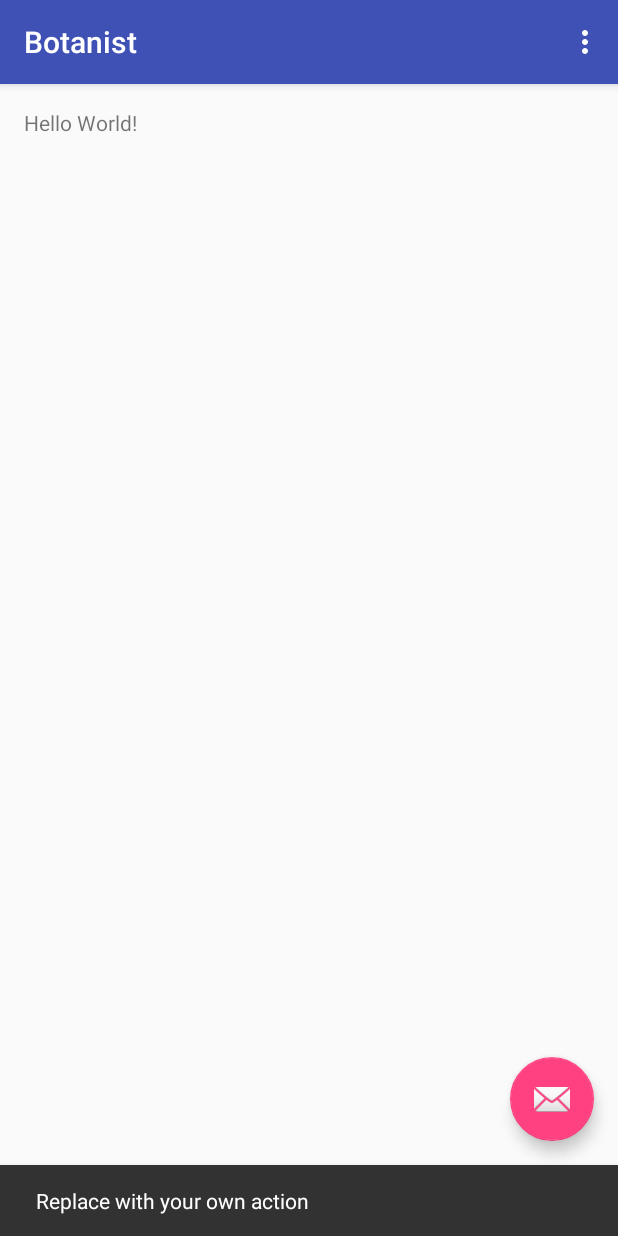
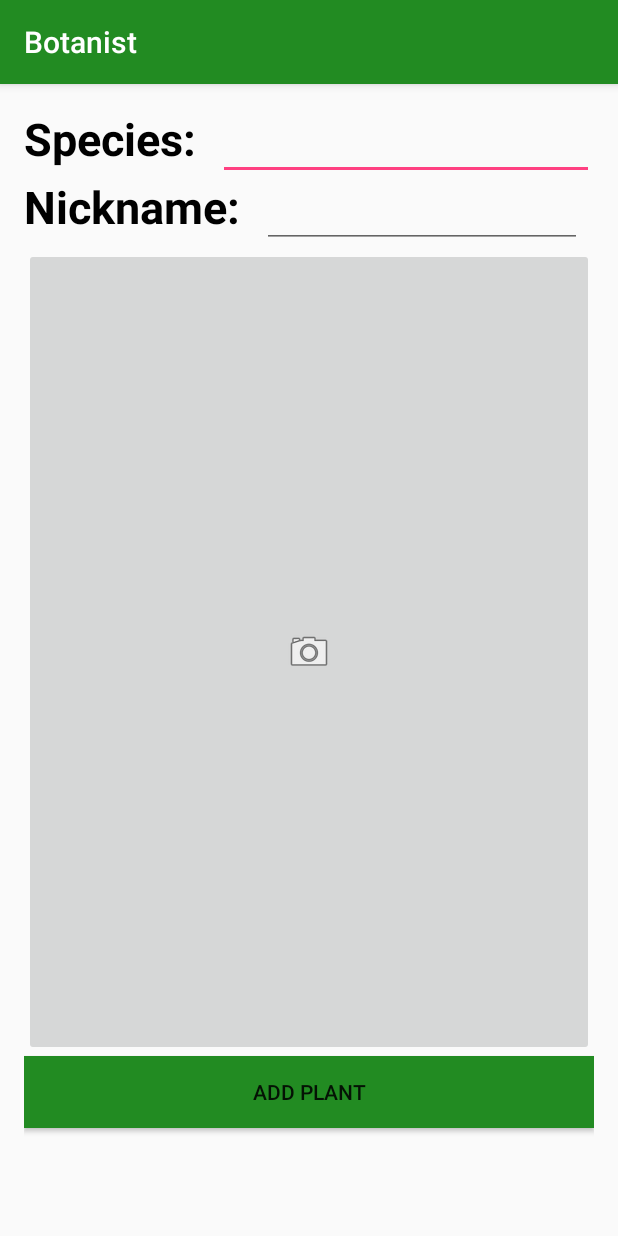
Before and after one commit to iskandergaba/Botanist, an Android app: the screen it shows after launch (MainActivity before the commit, AddPlantActivity after it), after a tap on an icon or button, on a phone screen of 412 x 824 dp. Run offline under Robolectric (Android 15) with nearby library versions, the phone set to English and light mode, and no system bars.

Commit message:
Simple AddPlant page completed. Species and username stored as extras in intent, cameraroll takes picture and stores image path in intent extras.

```diff
--- a/app/src/main/java/com/scientists/happy/botanist/MainActivity.java
+++ b/app/src/main/java/com/scientists/happy/botanist/MainActivity.java
@@ -1,52 +1,71 @@
 package com.scientists.happy.botanist;
-
+import android.content.Intent;
 import android.os.Bundle;
 import android.support.design.widget.FloatingActionButton;
-import android.support.design.widget.Snackbar;
 import android.support.v7.app.AppCompatActivity;
 import android.support.v7.widget.Toolbar;
 import android.view.View;
 import android.view.Menu;
 import android.view.MenuItem;
-
-public class MainActivity extends AppCompatActivity {
-
+public class MainActivity extends AppCompatActivity
+{
+    /**
+     * Launch app
+     * @param savedInstanceState - app state
+     */
     @Override
-    protected void onCreate(Bundle savedInstanceState) {
+    protected void onCreate(Bundle savedInstanceState)
+    {
         super.onCreate(savedInstanceState);
         setContentView(R.layout.activity_main);
         Toolbar toolbar = (Toolbar) findViewById(R.id.toolbar);
         setSupportActionBar(toolbar);
-
         FloatingActionButton fab = (FloatingActionButton) findViewById(R.id.fab);
-        fab.setOnClickListener(new View.OnClickListener() {
+        fab.setOnClickListener(new View.OnClickListener()
+        {
+            /**
+             * Handle action button click
+             * @param view - current view
+             */
             @Override
-            public void onClick(View view) {
-                Snackbar.make(view, "Replace with your own action", Snackbar.LENGTH_LONG)
-                        .setAction("Action", null).show();
+            public void onClick(View view)
+            {
+                Intent i = new Intent(MainActivity.this, AddPlantActivity.class);
+                startActivity(i);
             }
         });
     }
 
+    /**
+     * Handle options menu
+     * @param menu - options menu
+     * @return Returns success code
+     */
     @Override
-    public boolean onCreateOptionsMenu(Menu menu) {
+    public boolean onCreateOptionsMenu(Menu menu)
+    {
         // Inflate the menu; this adds items to the action bar if it is present.
         getMenuInflater().inflate(R.menu.menu_main, menu);
         return true;
     }
 
+    /**
+     * Handle selected option
+     * @param item - selected option
+     * @return Returns success code
+     */
     @Override
-    public boolean onOptionsItemSelected(MenuItem item) {
+    public boolean onOptionsItemSelected(MenuItem item)
+    {
         // Handle action bar item clicks here. The action bar will
         // automatically handle clicks on the Home/Up button, so long
         // as you specify a parent activity in AndroidManifest.xml.
         int id = item.getItemId();
-
         //noinspection SimplifiableIfStatement
-        if (id == R.id.action_settings) {
+        if (id == R.id.action_settings)
+        {
             return true;
         }
-
         return super.onOptionsItemSelected(item);
     }
 }
--- /dev/null
+++ b/app/src/main/res/layout/activity_add_plant.xml
@@ -0,0 +1,86 @@
+<?xml version="1.0" encoding="utf-8"?>
+<RelativeLayout xmlns:android="http://schemas.android.com/apk/res/android"
+    xmlns:app="http://schemas.android.com/apk/res-auto"
+    xmlns:tools="http://schemas.android.com/tools"
+    android:id="@+id/activity_add_plant"
+    android:layout_width="match_parent"
+    android:layout_height="match_parent"
+    android:paddingBottom="@dimen/activity_vertical_margin"
+    android:paddingLeft="@dimen/activity_horizontal_margin"
+    android:paddingRight="@dimen/activity_horizontal_margin"
+    android:paddingTop="@dimen/activity_vertical_margin"
+    tools:context="com.scientists.happy.botanist.AddPlantActivity">
+
+    <LinearLayout
+        android:orientation="vertical"
+        android:layout_width="match_parent"
+        android:layout_height="match_parent"
+        android:weightSum="1"
+        android:layout_alignParentTop="true"
+        android:layout_alignParentLeft="true"
+        android:layout_alignParentStart="true">
+
+        <LinearLayout
+            android:orientation="horizontal"
+            android:layout_width="match_parent"
+            android:layout_height="wrap_content">
+
+            <TextView
+                android:text="Species:  "
+                android:layout_width="wrap_content"
+                android:layout_height="match_parent"
+                android:id="@+id/textView1"
+                android:textSize="30sp"
+                android:textStyle="normal|bold"
+                android:textColor="@android:color/black" />
+
+            <EditText
+                android:layout_width="match_parent"
+                android:layout_height="wrap_content"
+                android:inputType="textPersonName"
+                android:ems="10"
+                android:id="@+id/Species"
+                style="@style/Widget.AppCompat.EditText" />
+        </LinearLayout>
+
+        <LinearLayout
+            android:orientation="horizontal"
+            android:layout_width="match_parent"
+            android:layout_height="wrap_content">
+
+            <TextView
+                android:text="Nickname:  "
+                android:layout_width="wrap_content"
+                android:layout_height="match_parent"
+                android:id="@+id/textView"
+                android:textStyle="normal|bold"
+                android:textSize="30sp"
+                android:textColor="@android:color/black" />
+
+            <EditText
+                android:layout_width="wrap_content"
+                android:layout_height="match_parent"
+                android:inputType="textPersonName"
+                android:ems="10"
+                android:id="@+id/Nickname"
+                style="@style/Widget.AppCompat.EditText" />
+        </LinearLayout>
+
+        <ImageButton
+            android:layout_width="match_parent"
+            android:layout_height="328dp"
+            app:srcCompat="@android:drawable/ic_menu_camera"
+            android:id="@+id/imageButton"
+            android:onClick="onPressImageButton"
+            android:layout_weight="0.79" />
+
+        <Button
+            android:text="Add Plant"
+            android:layout_width="match_parent"
+            android:layout_height="wrap_content"
+            android:id="@+id/button4"
+            android:background="@color/colorPrimary"
+            android:onClick="onPressSubmit" />
+
+    </LinearLayout>
+</RelativeLayout>
--- a/app/src/main/res/layout/activity_main.xml
+++ b/app/src/main/res/layout/activity_main.xml
@@ -29,6 +29,6 @@
         android:layout_height="wrap_content"
         android:layout_gravity="bottom|end"
         android:layout_margin="@dimen/fab_margin"
-        app:srcCompat="@android:drawable/ic_dialog_email" />
+        app:srcCompat="@android:drawable/ic_menu_add" />
 
 </android.support.design.widget.CoordinatorLayout>
--- a/app/src/main/res/values/colors.xml
+++ b/app/src/main/res/values/colors.xml
@@ -1,6 +1,6 @@
 <?xml version="1.0" encoding="utf-8"?>
 <resources>
-    <color name="colorPrimary">#3F51B5</color>
+    <color name="colorPrimary">#228b22</color>
     <color name="colorPrimaryDark">#303F9F</color>
     <color name="colorAccent">#FF4081</color>
 </resources>
--- /dev/null
+++ b/app/src/main/res/xml/file_paths.xml
@@ -0,0 +1,4 @@
+<?xml version="1.0" encoding="utf-8"?>
+<paths xmlns:android="http://schemas.android.com/apk/res/android">
+    <external-path name="my_images" path="Android/data/com.scientists.happy.botanist/files/Pictures"/>
+</paths>
```
Also changed, not shown: app/src/main/AndroidManifest.xml (+12 -1 lines), app/src/main/java/com/scientists/happy/botanist/AddPlantActivity.java (added, +122 -0 lines).
